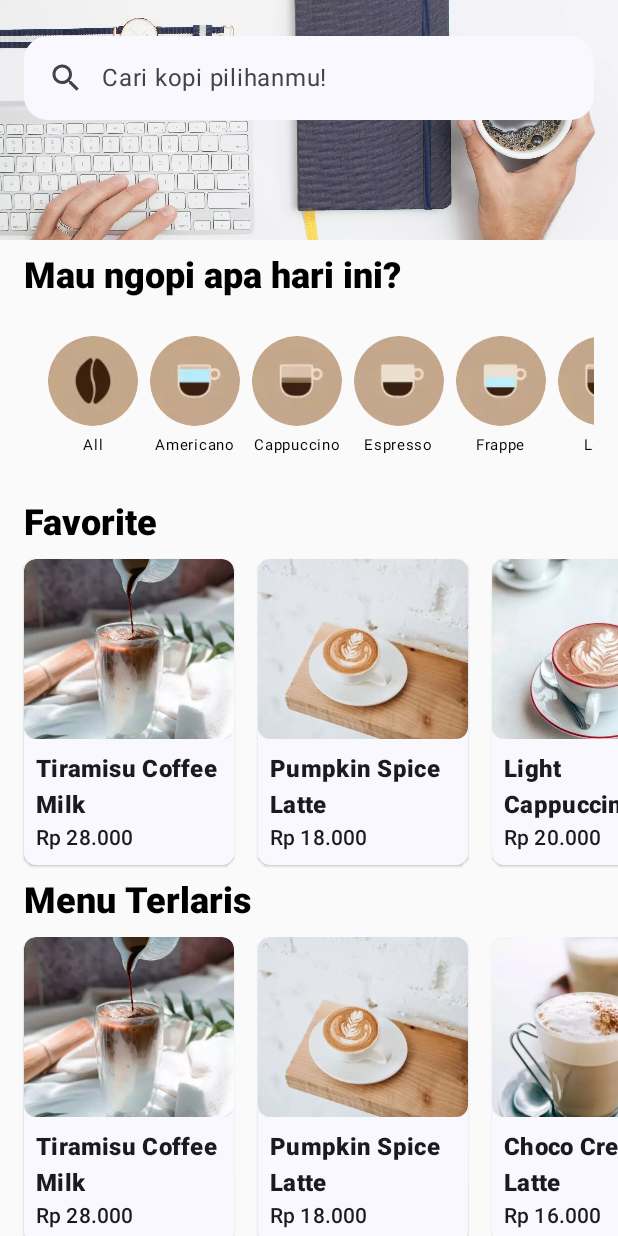
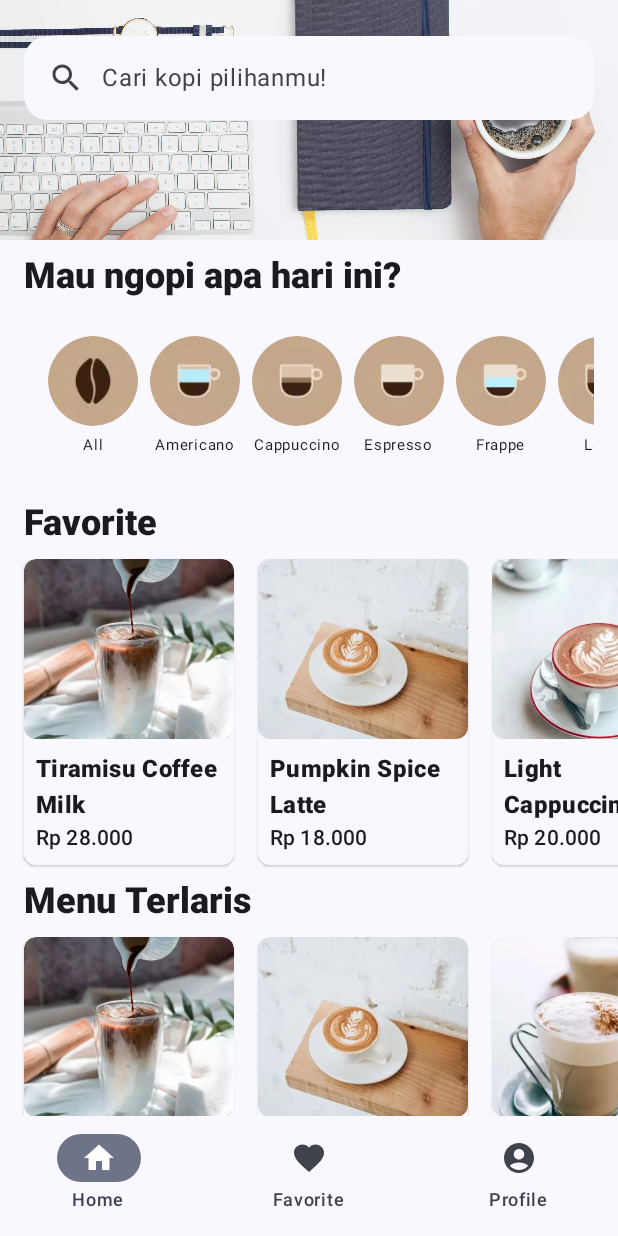
Before and after one commit to kisahtegar/JetpackComposeLabs, an Android app built with Jetpack Compose: the screen it shows after launch (MainActivity), on a phone screen of 412 x 824 dp. Run offline under Robolectric (Android 15) with nearby library versions, the phone set to English and light mode, and no system bars.

Commit message:
Create BottomBarNavigation.

```diff
--- a/app/src/main/java/com/kisahcode/jetpackcomposelabs/MainActivity.kt
+++ b/app/src/main/java/com/kisahcode/jetpackcomposelabs/MainActivity.kt
@@ -15,6 +15,16 @@ import androidx.compose.foundation.lazy.LazyRow
 import androidx.compose.foundation.lazy.items
 import androidx.compose.foundation.rememberScrollState
 import androidx.compose.foundation.verticalScroll
+import androidx.compose.material.icons.Icons
+import androidx.compose.material.icons.filled.AccountCircle
+import androidx.compose.material.icons.filled.Favorite
+import androidx.compose.material.icons.filled.Home
+import androidx.compose.material3.Icon
+import androidx.compose.material3.MaterialTheme
+import androidx.compose.material3.NavigationBar
+import androidx.compose.material3.NavigationBarItem
+import androidx.compose.material3.Scaffold
+import androidx.compose.material3.Text
 import androidx.compose.runtime.Composable
 import androidx.compose.ui.Modifier
 import androidx.compose.ui.layout.ContentScale
@@ -23,6 +33,7 @@ import androidx.compose.ui.res.stringResource
 import androidx.compose.ui.tooling.preview.Devices
 import androidx.compose.ui.tooling.preview.Preview
 import androidx.compose.ui.unit.dp
+import com.kisahcode.jetpackcomposelabs.model.BottomBarItem
 import com.kisahcode.jetpackcomposelabs.model.Menu
 import com.kisahcode.jetpackcomposelabs.model.dummyBestSellerMenu
 import com.kisahcode.jetpackcomposelabs.model.dummyCategory
@@ -61,9 +72,13 @@ class MainActivity : ComponentActivity() {
  */
 @Composable
 fun JetCoffeeApp(modifier: Modifier = Modifier) {
+    Scaffold(
+        bottomBar = { BottomBar()}
+    ) { innerPadding ->
         Column(
             modifier = modifier
                 .verticalScroll(rememberScrollState())
+                .padding(innerPadding)
         ) {
             Banner()
             HomeSection(
@@ -78,6 +93,7 @@ fun JetCoffeeApp(modifier: Modifier = Modifier) {
                 title = stringResource(R.string.section_best_seller_menu),
                 content = { MenuRow(dummyBestSellerMenu)}
             )
+        }
     }
 }
 
@@ -154,6 +170,54 @@ fun MenuRow(
 }
 
 /**
+ * BottomBar composable function displays the navigation bar at the bottom of the screen.
+ *
+ * It contains a list of navigation items defined by BottomBarItem objects.
+ *
+ * @param modifier Modifier to be applied to the NavigationBar.
+ */
+@Composable
+fun BottomBar(
+    modifier: Modifier = Modifier,
+) {
+    NavigationBar(
+        containerColor = MaterialTheme.colorScheme.background,
+        modifier = modifier
+    ) {
+        val navigationItems = listOf(
+            BottomBarItem(
+                title = stringResource(R.string.menu_home),
+                icon = Icons.Default.Home
+            ),
+            BottomBarItem(
+                title = stringResource(R.string.menu_favorite),
+                icon = Icons.Default.Favorite
+            ),
+            BottomBarItem(
+                title = stringResource(R.string.menu_profile),
+                icon = Icons.Default.AccountCircle
+            ),
+        )
+
+        navigationItems.map {
+            NavigationBarItem(
+                icon = {
+                    Icon(
+                        imageVector = it.icon,
+                        contentDescription = it.title,
+                    )
+                },
+                label =  {
+                    Text(it.title)
+                },
+                selected = it.title == navigationItems[0].title,
+                onClick = {},
+            )
+        }
+    }
+}
+
+/**
  * BannerPreview provides a preview of the Banner composable.
  *
  * This preview is useful for seeing how the Banner composable looks in different configurations
--- /dev/null
+++ b/app/src/main/java/com/kisahcode/jetpackcomposelabs/model/BottomBarItem.kt
@@ -0,0 +1,14 @@
+package com.kisahcode.jetpackcomposelabs.model
+
+import androidx.compose.ui.graphics.vector.ImageVector
+
+/**
+ * Data class representing a bottom bar item.
+ *
+ * @property title The title of the bottom bar item.
+ * @property icon The icon associated with the bottom bar item, represented as an ImageVector.
+ */
+data class BottomBarItem(
+    val title: String,
+    val icon: ImageVector,
+)
--- a/app/src/main/java/com/kisahcode/jetpackcomposelabs/ui/theme/Color.kt
+++ b/app/src/main/java/com/kisahcode/jetpackcomposelabs/ui/theme/Color.kt
@@ -12,3 +12,5 @@ val Pink40 = Color(0xFF7D5260)
 
 val CoffeeBrown = Color(0xFF886345)
 val LightCoffeeBrown = Color(0xFFC4A68A)
+
+val LightGray = Color(0xFFBBBBBB)
--- a/app/src/main/java/com/kisahcode/jetpackcomposelabs/ui/theme/Theme.kt
+++ b/app/src/main/java/com/kisahcode/jetpackcomposelabs/ui/theme/Theme.kt
@@ -15,11 +15,19 @@ import androidx.compose.ui.platform.LocalContext
 private val DarkColorScheme = darkColorScheme(
     primary = LightCoffeeBrown,
     secondary = LightCoffeeBrown,
+    secondaryContainer = LightCoffeeBrown,
+    onSecondaryContainer = CoffeeBrown,
+    onSurface = LightCoffeeBrown,
+    onSurfaceVariant = LightCoffeeBrown
 )
 
 private val LightColorScheme = lightColorScheme(
     primary = CoffeeBrown,
     secondary = CoffeeBrown,
+    secondaryContainer = LightCoffeeBrown,
+    onSecondaryContainer = CoffeeBrown,
+    onSurface = CoffeeBrown,
+    onSurfaceVariant = LightGray,
     background = Color.White
 
     /* Other default colors to override
```
Lines whose indentation alone changed are shown as unchanged.
